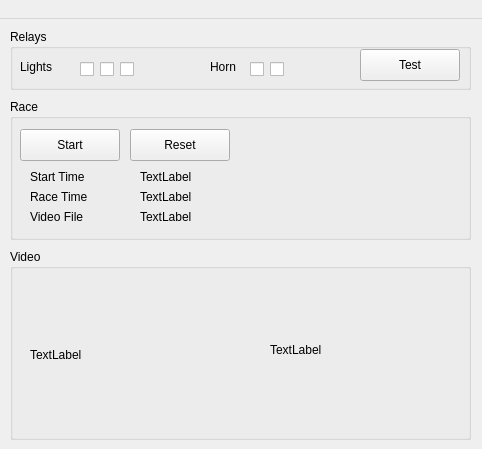
This is mainwindow.ui in adamson-stuart/wwsc_starting as Qt 5 draws it before an edit. The edited form follows.
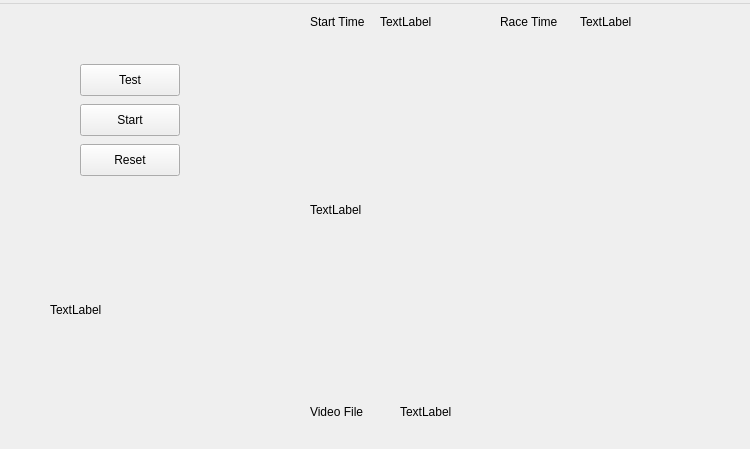
This is the edited form.

Diff of the .ui file:
```diff
--- a/mainwindow.ui
+++ b/mainwindow.ui
@@ -6,7 +6,7 @@
    <rect>
     <x>0</x>
     <y>0</y>
-    <width>482</width>
+    <width>750</width>
     <height>449</height>
    </rect>
   </property>
@@ -17,117 +17,11 @@
    <string notr="true"/>
   </property>
   <widget class="QWidget" name="centralwidget">
-   <widget class="QGroupBox" name="groupBox">
-    <property name="geometry">
-     <rect>
-      <x>10</x>
-      <y>10</y>
-      <width>461</width>
-      <height>61</height>
-     </rect>
-    </property>
-    <property name="title">
-     <string>Relays</string>
-    </property>
-    <widget class="QLabel" name="label">
-     <property name="enabled">
-      <bool>true</bool>
-     </property>
-     <property name="geometry">
-      <rect>
-       <x>10</x>
-       <y>30</y>
-       <width>58</width>
-       <height>16</height>
-      </rect>
-     </property>
-     <property name="text">
-      <string>Lights</string>
-     </property>
-    </widget>
-    <widget class="QLabel" name="label_5">
-     <property name="geometry">
-      <rect>
-       <x>200</x>
-       <y>30</y>
-       <width>58</width>
-       <height>16</height>
-      </rect>
-     </property>
-     <property name="text">
-      <string>Horn</string>
-     </property>
-    </widget>
-    <widget class="QCheckBox" name="light1">
-     <property name="geometry">
-      <rect>
-       <x>70</x>
-       <y>30</y>
-       <width>85</width>
-       <height>20</height>
-      </rect>
-     </property>
-     <property name="text">
-      <string/>
-     </property>
-    </widget>
-    <widget class="QCheckBox" name="light2">
-     <property name="geometry">
-      <rect>
-       <x>90</x>
-       <y>30</y>
-       <width>85</width>
-       <height>20</height>
-      </rect>
-     </property>
-     <property name="text">
-      <string/>
-     </property>
-    </widget>
-    <widget class="QCheckBox" name="light3">
-     <property name="geometry">
-      <rect>
-       <x>110</x>
-       <y>30</y>
-       <width>85</width>
-       <height>20</height>
-      </rect>
-     </property>
-     <property name="text">
-      <string/>
-     </property>
-    </widget>
-    <widget class="QCheckBox" name="horn1">
-     <property name="geometry">
-      <rect>
-       <x>240</x>
-       <y>30</y>
-       <width>85</width>
-       <height>20</height>
-      </rect>
-     </property>
-     <property name="text">
-      <string/>
-     </property>
-    </widget>
-    <widget class="QCheckBox" name="horn2">
-     <property name="geometry">
-      <rect>
-       <x>260</x>
-       <y>30</y>
-       <width>85</width>
-       <height>20</height>
-      </rect>
-     </property>
-     <property name="text">
-      <string/>
-     </property>
-    </widget>
     <widget class="QPushButton" name="test_relays">
      <property name="geometry">
       <rect>
-       <x>350</x>
-       <y>20</y>
+      <x>80</x>
+      <y>60</y>
        <width>100</width>
        <height>32</height>
       </rect>
@@ -136,37 +30,11 @@
       <string>Test</string>
      </property>
     </widget>
-   </widget>
-   <widget class="QGroupBox" name="groupBox_2">
-    <property name="geometry">
-     <rect>
-      <x>10</x>
-      <y>80</y>
-      <width>461</width>
-      <height>141</height>
-     </rect>
-    </property>
-    <property name="title">
-     <string>Race</string>
-    </property>
-    <widget class="QPushButton" name="start_button">
-     <property name="geometry">
-      <rect>
-       <x>10</x>
-       <y>30</y>
-       <width>100</width>
-       <height>32</height>
-      </rect>
-     </property>
-     <property name="text">
-      <string>Start</string>
-     </property>
-    </widget>
     <widget class="QLabel" name="label_6">
      <property name="geometry">
       <rect>
-       <x>20</x>
-       <y>70</y>
+      <x>310</x>
+      <y>10</y>
        <width>81</width>
        <height>16</height>
       </rect>
@@ -175,11 +43,24 @@
       <string>Start Time</string>
      </property>
     </widget>
+   <widget class="QLabel" name="start_time">
+    <property name="geometry">
+     <rect>
+      <x>380</x>
+      <y>10</y>
+      <width>161</width>
+      <height>16</height>
+     </rect>
+    </property>
+    <property name="text">
+     <string>TextLabel</string>
+    </property>
+   </widget>
     <widget class="QLabel" name="label_7">
      <property name="geometry">
       <rect>
-       <x>20</x>
-       <y>90</y>
+      <x>500</x>
+      <y>10</y>
        <width>71</width>
        <height>16</height>
       </rect>
@@ -188,50 +69,11 @@
       <string>Race Time</string>
      </property>
     </widget>
-    <widget class="QLabel" name="label_8">
-     <property name="geometry">
-      <rect>
-       <x>20</x>
-       <y>110</y>
-       <width>71</width>
-       <height>16</height>
-      </rect>
-     </property>
-     <property name="text">
-      <string>Video File</string>
-     </property>
-    </widget>
-    <widget class="QPushButton" name="reset_button">
-     <property name="geometry">
-      <rect>
-       <x>120</x>
-       <y>30</y>
-       <width>100</width>
-       <height>32</height>
-      </rect>
-     </property>
-     <property name="text">
-      <string>Reset</string>
-     </property>
-    </widget>
-    <widget class="QLabel" name="start_time">
-     <property name="geometry">
-      <rect>
-       <x>130</x>
-       <y>70</y>
-       <width>161</width>
-       <height>16</height>
-      </rect>
-     </property>
-     <property name="text">
-      <string>TextLabel</string>
-     </property>
-    </widget>
     <widget class="QLabel" name="race_time">
      <property name="geometry">
       <rect>
-       <x>130</x>
-       <y>90</y>
+      <x>580</x>
+      <y>10</y>
        <width>181</width>
        <height>16</height>
       </rect>
@@ -240,37 +82,11 @@
       <string>TextLabel</string>
      </property>
     </widget>
-    <widget class="QLabel" name="video_file">
-     <property name="geometry">
-      <rect>
-       <x>130</x>
-       <y>110</y>
-       <width>311</width>
-       <height>16</height>
-      </rect>
-     </property>
-     <property name="text">
-      <string>TextLabel</string>
-     </property>
-    </widget>
-   </widget>
-   <widget class="QGroupBox" name="groupBox_3">
-    <property name="geometry">
-     <rect>
-      <x>10</x>
-      <y>230</y>
-      <width>461</width>
-      <height>191</height>
-     </rect>
-    </property>
-    <property name="title">
-     <string>Video</string>
-    </property>
     <widget class="QLabel" name="download_qr_code">
      <property name="geometry">
       <rect>
-       <x>20</x>
-       <y>30</y>
+      <x>50</x>
+      <y>230</y>
        <width>161</width>
        <height>151</height>
       </rect>
@@ -282,19 +98,70 @@
       <bool>true</bool>
      </property>
     </widget>
+   <widget class="QLabel" name="label_8">
+    <property name="geometry">
+     <rect>
+      <x>310</x>
+      <y>400</y>
+      <width>71</width>
+      <height>16</height>
+     </rect>
+    </property>
+    <property name="text">
+     <string>Video File</string>
+    </property>
+   </widget>
+   <widget class="QLabel" name="video_file">
+    <property name="geometry">
+     <rect>
+      <x>400</x>
+      <y>400</y>
+      <width>311</width>
+      <height>16</height>
+     </rect>
+    </property>
+    <property name="text">
+     <string>TextLabel</string>
+    </property>
+   </widget>
+   <widget class="QPushButton" name="start_button">
+    <property name="geometry">
+     <rect>
+      <x>80</x>
+      <y>100</y>
+      <width>100</width>
+      <height>32</height>
+     </rect>
+    </property>
+    <property name="text">
+     <string>Start</string>
+    </property>
+   </widget>
+   <widget class="QPushButton" name="reset_button">
+    <property name="geometry">
+     <rect>
+      <x>80</x>
+      <y>140</y>
+      <width>100</width>
+      <height>32</height>
+     </rect>
+    </property>
+    <property name="text">
+     <string>Reset</string>
+    </property>
+   </widget>
     <widget class="QLabel" name="preview_area">
      <property name="geometry">
       <rect>
-       <x>260</x>
-       <y>20</y>
-       <width>161</width>
-       <height>161</height>
+      <x>310</x>
+      <y>40</y>
+      <width>411</width>
+      <height>331</height>
       </rect>
      </property>
      <property name="text">
       <string>TextLabel</string>
      </property>
-    </widget>
    </widget>
   </widget>
   <widget class="QMenuBar" name="menubar">
@@ -302,23 +169,23 @@
     <rect>
      <x>0</x>
      <y>0</y>
-     <width>482</width>
+     <width>750</width>
      <height>24</height>
     </rect>
    </property>
    <widget class="QMenu" name="menu">
     <property name="title">
-     <string>   </string>
+     <string/>
     </property>
    </widget>
    <widget class="QMenu" name="menu_2">
     <property name="title">
-     <string>   </string>
+     <string/>
     </property>
    </widget>
    <widget class="QMenu" name="menu_3">
     <property name="title">
-     <string>         </string>
+     <string/>
     </property>
    </widget>
    <addaction name="menu"/>
```
Lines whose indentation alone changed are shown as unchanged.
